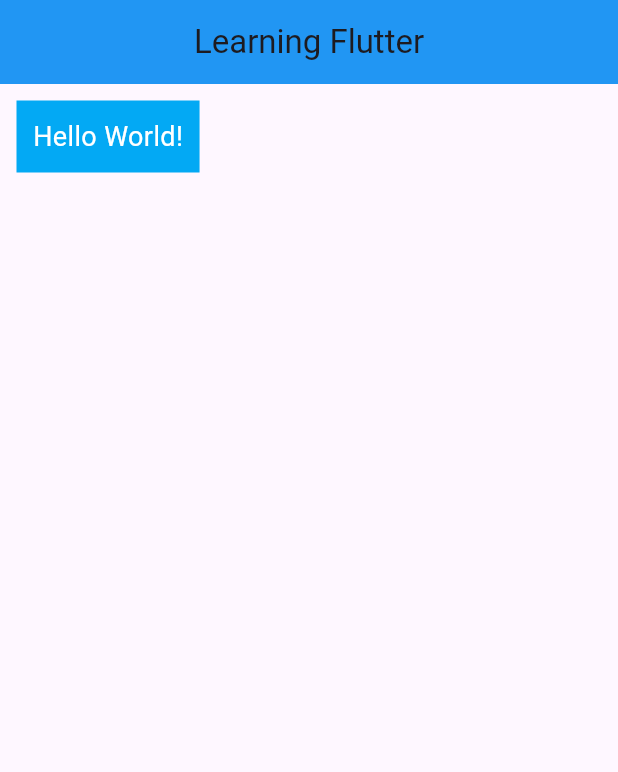
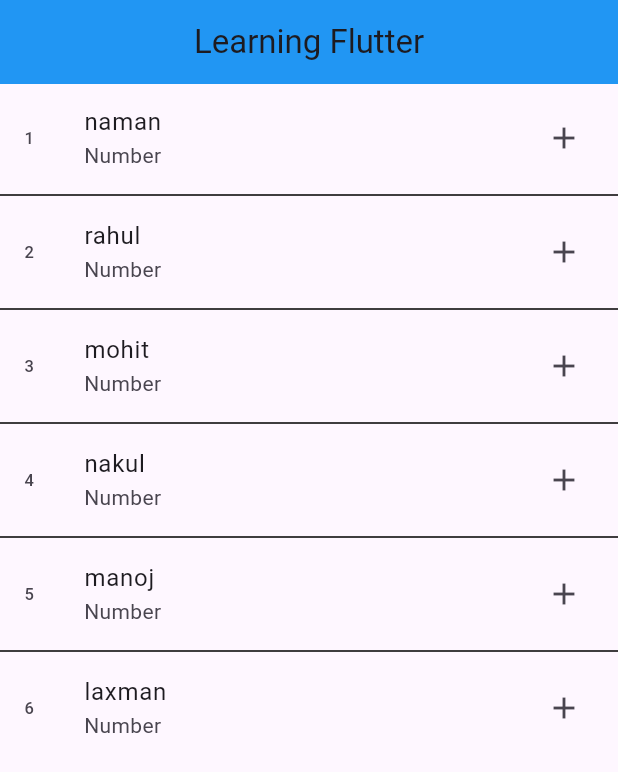
Before and after one commit to UmarTanwar3527/Learning_Flutter, a Flutter app: the screen it shows after launch, on a phone screen of 412 x 824 dp. Shown: the top 772 px of the screen. Run offline on Flutter 3.47's test engine with Material 3 defaults, Android fonts, the phone set to English and light mode, and no system bars; missing offline and left inert: dart:ffi.

Commit message:
Understainding ListTile and How to Include it in ListView Builder

```diff
--- a/lib/main.dart
+++ b/lib/main.dart
@@ -33,7 +33,7 @@ class MyHomePage extends StatefulWidget {
 class _MyHomePageState extends State<MyHomePage> {
   @override
   Widget build(BuildContext context) {
-    // var arrNames = ['naman', 'rahul', 'mohit', 'nakul', 'manoj', 'laxman'];
+    var arrNames = ['naman', 'rahul', 'mohit', 'nakul', 'manoj', 'laxman'];
     return Scaffold(
       appBar: AppBar(
         // TRY THIS: Try changing the color here to a specific color (to
@@ -433,16 +433,35 @@ class _MyHomePageState extends State<MyHomePage> {
       //   "Hello World!",
       //   style: TextStyle(fontSize: 21),
       // ),),
-      body: Container(
-          color: Colors.lightBlue,
-          margin: EdgeInsets.all(11),
-          padding: EdgeInsets.all(11),
-          child: Text(
-            "Hello World!",
-            style: TextStyle(fontSize: 18, color: Colors.white),
-          )),
+      // body: Container(
+      //     color: Colors.lightBlue,
+      //     margin: EdgeInsets.all(11),
+      //     padding: EdgeInsets.all(11),
+      //     child: Text(
+      //       "Hello World!",
+      //       style: TextStyle(fontSize: 18, color: Colors.white),
+      //     )),
 
-
+      // Understainding ListTile and How to Include it in ListView Builder
+      body: ListView.separated(
+        itemBuilder: (context, index) {
+          return ListTile(
+            leading: Text('${index+1}'),
+            title: Text(arrNames[index]),
+            subtitle: Text('Number'),
+            trailing: Icon(Icons.add),
+          );
+        },
+        itemCount: arrNames.length,
+        separatorBuilder: (context, index) {
+          return Divider(
+            height: 4,
+            // thickness: 1,
+            color: Colors.black,
+          );
+        },
+        // scrollDirection: Axis.horizontal,
+      ),
 
       // Understainding GridView Widget
       // body: GridView.count(
```
